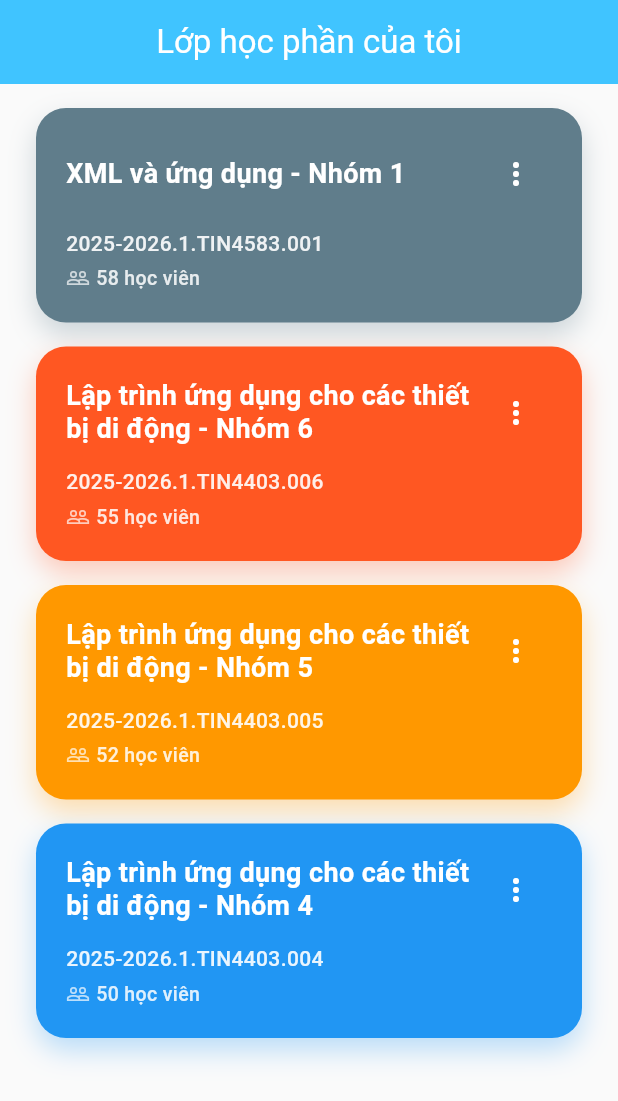
After one commit to Dhung1110/flutter_N3, a Flutter app: the MyCourses screen opened directly, on a phone screen of 412 x 824 dp. The commit adds this screen. Shown: the top 1101 px of the screen. Run offline on Flutter 3.47's test engine with Material 3 defaults, Android fonts, the phone set to English and light mode, and no system bars; our stand-ins replace dio; network calls fail.

Commit message:
Add MyCourses and MyPlace screens with icons

```diff
--- a/lib/Menu/home_intro.dart
+++ b/lib/Menu/home_intro.dart
@@ -269,7 +269,9 @@ class _AppDrawer extends StatelessWidget {
                       menuButton(context, title: "Product", routeName: "/product", icon: Icons.shopping_bag_outlined, color: Colors.green),
                       menuButton(context, title: "Register Form", routeName: "/register", icon: Icons.app_registration, color: Colors.cyan),
                       menuButton(context, title: "Home Page", routeName: "/home", icon: Icons.home_outlined, color: Colors.brown),
-                       menuButton(context, title: "Home Screen", routeName: "/homescreen", icon: Icons.home_rounded, color: const Color.fromARGB(255, 144, 230, 32)),
+                      menuButton(context, title: "Home Screen", routeName: "/homescreen", icon: Icons.home_rounded, color: const Color.fromARGB(255, 73, 122, 47)),
+                      menuButton(context, title: "My Course", routeName: "/mycourse", icon: Icons.bookmark, color: const Color.fromARGB(255, 203, 237, 5)),
+                      menuButton(context, title: "My Place", routeName: "/myplace", icon: Icons.landscape, color: const Color.fromARGB(255, 206, 11, 128)),
                       const SizedBox(height: 20),
                     ],
                   ),
--- a/lib/main.dart
+++ b/lib/main.dart
@@ -26,6 +26,8 @@ import 'countdown_timer_page.dart';
 import 'FeedbackForm.dart';
 import 'RegisterFrom.dart';
 import 'LoginForm.dart';
+import 'my_course_classroom.dart';
+import 'my_place.dart';
 import 'homescreen.dart';
 
 void main() {
@@ -63,6 +65,8 @@ class MyApp extends StatelessWidget {
         '/feedback': (context) => FeedbackForm(),
         '/register': (context) => RegisterForm(),
         '/login-form': (context) => LoginForm(),
+        '/mycourse': (context) => MyCoursesApp(),
+        '/myplace': (context) => MyPlaceApp(),
         '/homescreen': (context) => const HomeScreen(),
       },
     );
--- /dev/null
+++ b/lib/my_course_classroom.dart
@@ -0,0 +1,148 @@
+import 'package:flutter/material.dart';
+
+void main() => runApp(MyCoursesApp());
+
+class MyCoursesApp extends StatelessWidget {
+  const MyCoursesApp({super.key});
+
+  @override
+  Widget build(BuildContext context) {
+    return MaterialApp(
+      home: MyCourses(),
+      debugShowCheckedModeBanner: false,
+    );
+  }
+}
+
+class MyCourses extends StatelessWidget {
+  MyCourses({super.key}); // ✅ Bỏ const
+
+  final List<Map<String, dynamic>> courses = [ // ✅ Không final const
+    {
+      'title': 'XML và ứng dụng - Nhóm 1',
+      'code': '2025-2026.1.TIN4583.001',
+      'students': '58 học viên',
+      'color': Colors.blueGrey
+    },
+    {
+      'title': 'Lập trình ứng dụng cho các thiết bị di động - Nhóm 6',
+      'code': '2025-2026.1.TIN4403.006',
+      'students': '55 học viên',
+      'color': Colors.deepOrange
+    },
+    {
+      'title': 'Lập trình ứng dụng cho các thiết bị di động - Nhóm 5',
+      'code': '2025-2026.1.TIN4403.005',
+      'students': '52 học viên',
+      'color': Colors.orange
+    },
+    {
+      'title': 'Lập trình ứng dụng cho các thiết bị di động - Nhóm 4',
+      'code': '2025-2026.1.TIN4403.004',
+      'students': '50 học viên',
+      'color': Colors.blue
+    },
+  ];
+
+  @override
+  Widget build(BuildContext context) {
+    return Scaffold(
+      backgroundColor: Colors.grey[50],
+      appBar: AppBar(
+        title: const Text("Lớp học phần của tôi"),
+        centerTitle: true,
+        elevation: 0,
+        backgroundColor: Colors.lightBlueAccent,
+        foregroundColor: Colors.white,
+      ),
+      body: ListView.builder(
+        padding: const EdgeInsets.all(8),
+        itemCount: courses.length,
+        itemBuilder: (context, index) {
+          final course = courses[index];
+          return courseCard(
+            course['title'],
+            course['code'],
+            course['students'],
+            course['color'],
+          );
+        },
+      ),
+    );
+  }
+
+  Widget courseCard(String title, String code, String students, Color bgColor) {
+    return Container(
+      margin: const EdgeInsets.symmetric(horizontal: 16, vertical: 8),
+      padding: const EdgeInsets.all(20),
+      decoration: BoxDecoration(
+        color: bgColor,
+        borderRadius: BorderRadius.circular(20),
+        boxShadow: [
+          BoxShadow(
+            color: bgColor.withOpacity(0.3),
+            blurRadius: 15,
+            offset: const Offset(0, 8),
+          ),
+        ],
+      ),
+      child: Column(
+        crossAxisAlignment: CrossAxisAlignment.start,
+        children: [
+          Row(
+            mainAxisAlignment: MainAxisAlignment.spaceBetween,
+            children: [
+              Expanded(
+                child: Text(
+                  title,
+                  style: const TextStyle(
+                    color: Colors.white,
+                    fontSize: 18,
+                    fontWeight: FontWeight.bold,
+                    height: 1.2,
+                  ),
+                ),
+              ),
+              PopupMenuButton(
+                icon: const Icon(Icons.more_vert, color: Colors.white),
+                color: Colors.white,
+                shape: RoundedRectangleBorder(
+                  borderRadius: BorderRadius.circular(12),
+                ),
+                itemBuilder: (context) => const [
+                  PopupMenuItem(child: Text('Chỉnh sửa')),
+                  PopupMenuItem(child: Text('Xóa lớp')),
+                  PopupMenuItem(child: Text('Thông tin chi tiết')),
+                ],
+              ),
+            ],
+          ),
+          const SizedBox(height: 12),
+          Text(
+            code,
+            style: TextStyle(
+              color: Colors.white.withOpacity(0.9),
+              fontSize: 14,
+              fontWeight: FontWeight.w500,
+            ),
+          ),
+          const SizedBox(height: 4),
+          Row(
+            children: [
+              Icon(Icons.people_outline, color: Colors.white70, size: 16),
+              const SizedBox(width: 4),
+              Text(
+                students,
+                style: TextStyle(
+                  color: Colors.white.withOpacity(0.85),
+                  fontSize: 13,
+                  fontWeight: FontWeight.w500,
+                ),
+              ),
+            ],
+          ),
+        ],
+      ),
+    );
+  }
+}
```
Also changed, not shown: lib/Menu/menu_page.dart (+16 -1 lines), lib/my_place.dart (added, +205 -0 lines).
